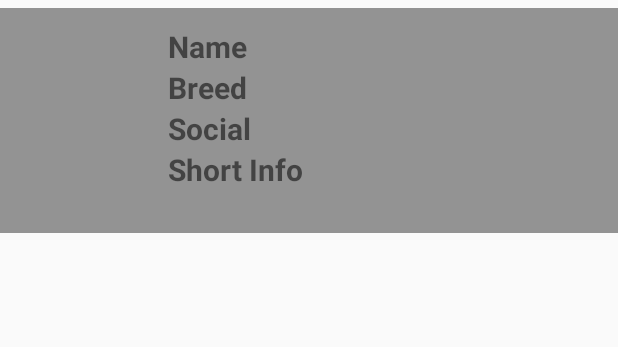
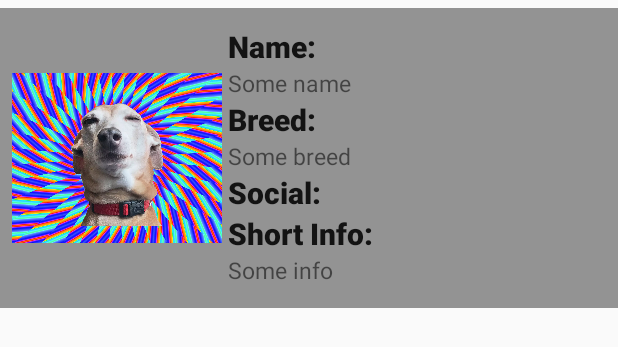
Before and after one commit to Mokkants/DogeAppMobile, an Android app: the layout dog_row_item.xml on its own in the app's theme, with its tools: preview values and no code run, on a phone screen of 412 x 824 dp. Shown: the top 347 px of the screen. Run offline under Robolectric (Android 15) with nearby library versions, the phone set to English and light mode, and no system bars.

Commit message:
fixed layout

```diff
--- a/app/src/main/res/layout/dog_row_item.xml
+++ b/app/src/main/res/layout/dog_row_item.xml
@@ -3,15 +3,16 @@
     xmlns:android="http://schemas.android.com/apk/res/android"
     android:orientation="horizontal"
     android:layout_width="match_parent"
-    android:layout_height="150dp"
+    android:layout_height="200dp"
     android:layout_marginTop="5dp"
     android:padding="8dp"
     android:background="#939393"
     >
     <ImageView
-        android:layout_width="100dp"
+        android:layout_width="140dp"
         android:layout_height="match_parent"
-        android:id="@+id/image_id"/>
+        android:id="@+id/image_id"
+        android:src="@drawable/trancing_dog"/>
 
     <LinearLayout
         android:layout_width="wrap_content"
@@ -23,33 +24,56 @@
     <TextView
         android:layout_width="wrap_content"
         android:layout_height="wrap_content"
-        android:id="@+id/dog_name"
-        android:text="Name"
+        style="@style/TextAppearance.AppCompat.Title"
+        android:text="Name: "
         android:textStyle="bold"
-        android:textSize="20sp" />
+        android:textSize="20sp"/>
+
+        <TextView
+            android:layout_height="match_parent"
+            android:layout_width="match_parent"
+            android:id="@+id/dog_name"
+            android:text="Some name"
+            android:textSize="15sp"/>
 
     <TextView
-        android:id="@+id/dog_breed"
         android:layout_width="wrap_content"
         android:layout_height="wrap_content"
-        android:text="Breed"
+        style="@style/TextAppearance.AppCompat.Title"
+        android:text="Breed: "
+        android:textSize="20sp"
+        android:textStyle="bold" />
+
+        <TextView
+            android:layout_height="match_parent"
+            android:layout_width="match_parent"
+            android:id="@+id/dog_breed"
+            android:text="Some breed"
+            android:textSize="15sp"/>
+
+
+
+    <TextView
+        android:layout_width="wrap_content"
+        android:layout_height="wrap_content"
+        style="@style/TextAppearance.AppCompat.Title"
+        android:text="Social: "
         android:textSize="20sp"
         android:textStyle="bold" />
 
     <TextView
-        android:id="@+id/dog_social"
         android:layout_width="wrap_content"
         android:layout_height="wrap_content"
-        android:text="Social"
+        style="@style/TextAppearance.AppCompat.Title"
+        android:text="Short Info: "
         android:textSize="20sp"
         android:textStyle="bold" />
 
-    <TextView
-        android:id="@+id/dog_info"
-        android:layout_width="wrap_content"
-        android:layout_height="wrap_content"
-        android:text="Short Info"
-        android:textSize="20sp"
-        android:textStyle="bold" />
+        <TextView
+            android:layout_height="match_parent"
+            android:layout_width="match_parent"
+            android:id="@+id/dog_info"
+            android:text="Some info"
+            android:textSize="15sp"/>
     </LinearLayout>
 </LinearLayout>
```
Also changed, not shown: app/src/main/res/drawable/trancing_dog.jpg (added).
